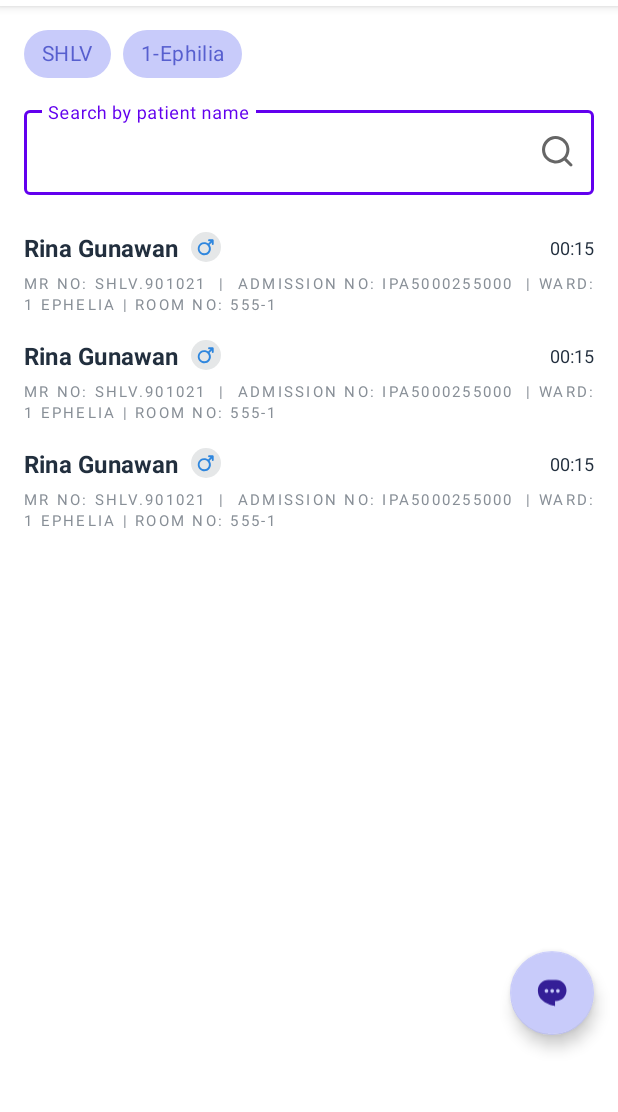
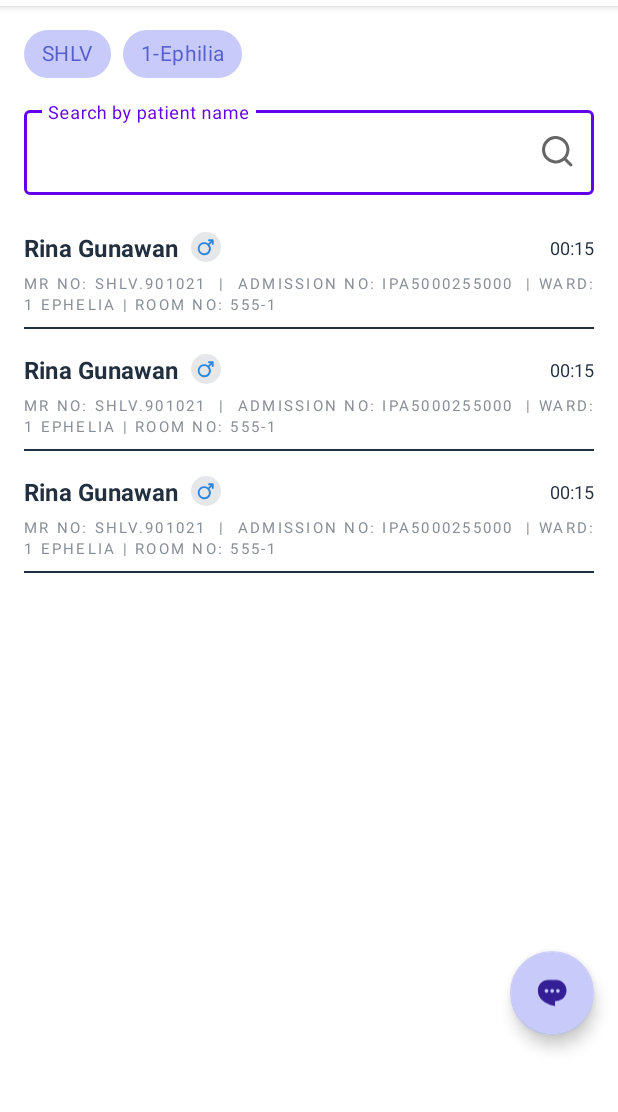
Before and after one commit to noviangilangbithealth/caregiver, an Android app: the layout fragment_caregiver.xml on its own in the app's theme, with its tools: preview values and no code run, on a phone screen of 412 x 824 dp, the part 78-1190 px from its top. Run offline under Robolectric (Android 15) with nearby library versions, the phone set to English and light mode, and no system bars.

Commit message:
fix divider

```diff
--- a/app/src/main/java/com/siloamhospitals/caregiverapp/MainActivity.kt
+++ b/app/src/main/java/com/siloamhospitals/caregiverapp/MainActivity.kt
@@ -22,7 +22,7 @@ class MainActivity : AppCompatActivity() {
         // todo add more parameter for fullfill the requirement
         SiloamCaregiver.init(this)
         SiloamCaregiver.init(this)
-        SiloamCaregiver.initUser(userId = 2000000827, organizationId = 2, wardId = 30, context = this)
+        SiloamCaregiver.initUser(userId = 2000000827, organizationId = 2, wardId = 0, context = this)
 //        2000000834 eka
 //        2000000761 andreas
         binding.buttonOpenCaregiver.setOnClickListener {
--- a/siloam-caregiver/src/main/java/com/siloamhospitals/siloamcaregiver/ui/patientlist/CaregiverFragment.kt
+++ b/siloam-caregiver/src/main/java/com/siloamhospitals/siloamcaregiver/ui/patientlist/CaregiverFragment.kt
@@ -455,7 +455,6 @@ class CaregiverFragment : Fragment() {
             }
         }
 
-        binding.rvPatientListCaregiver.addDivider()
     }
 
     override fun onDestroyView() {
--- a/siloam-caregiver/src/main/java/com/siloamhospitals/siloamcaregiver/ui/patientlist/CaregiverPatientListViewHolder.kt
+++ b/siloam-caregiver/src/main/java/com/siloamhospitals/siloamcaregiver/ui/patientlist/CaregiverPatientListViewHolder.kt
@@ -2,6 +2,7 @@ package com.siloamhospitals.siloamcaregiver.ui.patientlist
 
 import android.view.View
 import android.widget.ImageView
+import android.widget.LinearLayout
 import androidx.constraintlayout.widget.ConstraintLayout
 import androidx.recyclerview.widget.RecyclerView
 import com.afollestad.recyclical.ViewHolder
@@ -10,7 +11,7 @@ import com.siloamhospitals.siloamcaregiver.R
 
 class CaregiverPatientListViewHolder(itemView: View) : ViewHolder(itemView) {
 
-    val layoutCard = itemView.findViewById<ConstraintLayout>(R.id.layout_item_patient_list_dashboard)
+    val layoutCard = itemView.findViewById<LinearLayout>(R.id.layout_item_patient_list_dashboard)
 
     val tvPatientName =
         itemView.findViewById<MaterialTextView>(R.id.tv_patient_name_caregiver_patient_list)
--- a/siloam-caregiver/src/main/java/com/siloamhospitals/siloamcaregiver/ui/roomtype/RoomTypeCaregiverFragment.kt
+++ b/siloam-caregiver/src/main/java/com/siloamhospitals/siloamcaregiver/ui/roomtype/RoomTypeCaregiverFragment.kt
@@ -248,7 +248,6 @@ class RoomTypeCaregiverFragment : Fragment() {
                 }
             }
         }
-        binding.rvRoom.addDivider()
     }
 
     override fun onResume() {
--- a/siloam-caregiver/src/main/res/layout/item_patient_list_caregiver.xml
+++ b/siloam-caregiver/src/main/res/layout/item_patient_list_caregiver.xml
@@ -1,10 +1,11 @@
 <?xml version="1.0" encoding="utf-8"?>
-<androidx.constraintlayout.widget.ConstraintLayout xmlns:android="http://schemas.android.com/apk/res/android"
+<LinearLayout xmlns:android="http://schemas.android.com/apk/res/android"
     xmlns:app="http://schemas.android.com/apk/res-auto"
     xmlns:tools="http://schemas.android.com/tools"
     android:id="@+id/layout_item_patient_list_dashboard"
     android:layout_width="match_parent"
     android:layout_height="wrap_content"
+    android:orientation="vertical"
     android:paddingHorizontal="@dimen/medium"
     android:paddingVertical="@dimen/small">
 
@@ -24,6 +25,8 @@
             android:layout_width="wrap_content"
             android:layout_height="wrap_content"
             android:ellipsize="end"
+            android:singleLine="true"
+            android:maxWidth="230dp"
             android:textColor="@color/colorBlackGrade"
             android:textSize="@dimen/text_medium"
             android:textStyle="bold"
@@ -75,9 +78,16 @@
         android:layout_height="wrap_content"
         android:layout_marginTop="@dimen/smaller"
         android:visibility="gone"
-        tools:listitem="@layout/item_tag_chat"
         app:layout_constraintEnd_toEndOf="parent"
         app:layout_constraintStart_toStartOf="parent"
-        app:layout_constraintTop_toBottomOf="@id/tv_patient_info_caregiver_dashboard" />
+        app:layout_constraintTop_toBottomOf="@id/tv_patient_info_caregiver_dashboard"
+        tools:listitem="@layout/item_tag_chat" />
 
-</androidx.constraintlayout.widget.ConstraintLayout>
+    <View
+        android:background="@color/colorBlackGrade"
+        android:layout_width="match_parent"
+        android:layout_marginTop="@dimen/small"
+        android:layout_height="@dimen/very_tiny"/>
+
+
+</LinearLayout>
```
Also changed, not shown: siloam-caregiver/src/main/res/layout/item_room_type.xml (+9 -2 lines), siloam-caregiver/src/main/res/navigation/nav_caregiver.xml (+1 -39 lines).
